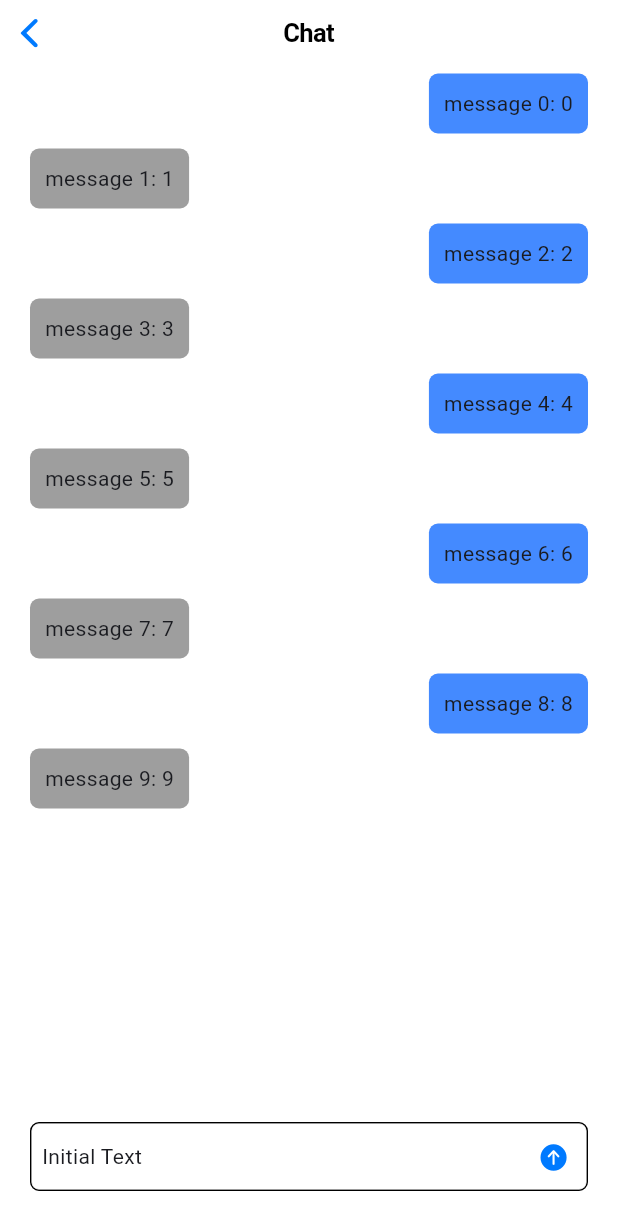
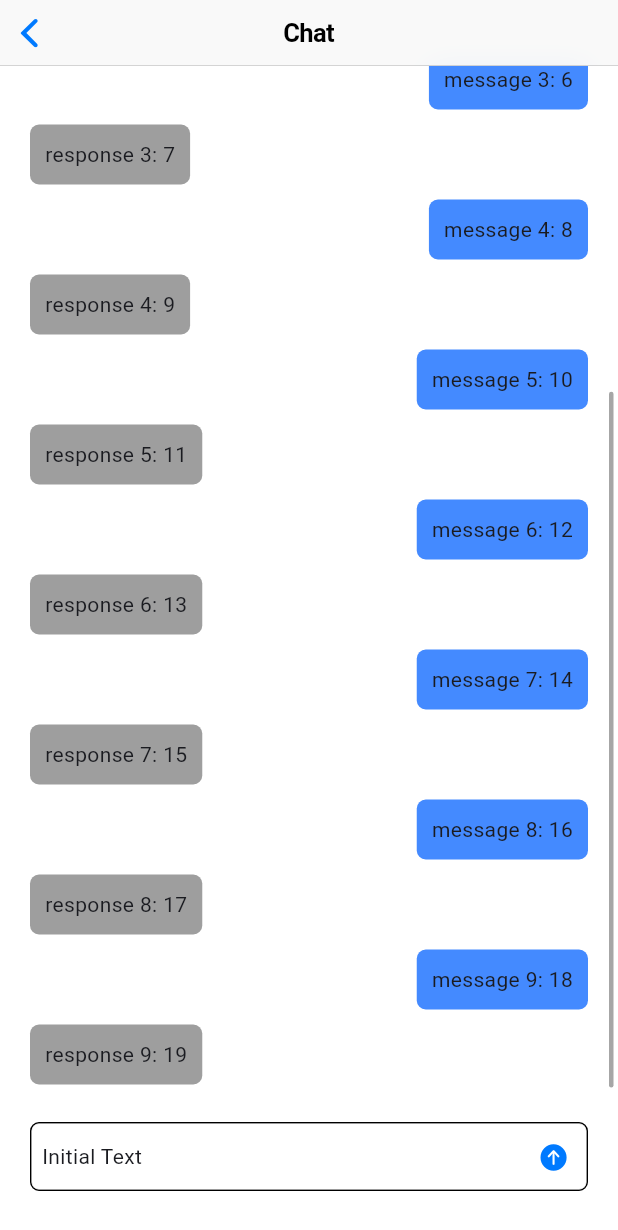
Before and after one commit to ClutchOttoman/BocaChat, a Flutter app: the ChatPage screen opened directly, on a phone screen of 412 x 824 dp. Shown: the top 1230 px of the screen. Run offline on Flutter 3.47's test engine with Material 3 defaults, Android fonts, the phone set to English and light mode, and no system bars; our stand-ins replace shared_preferences; accounts and stored records are empty.

Commit message:
removed graphql and changed conversations to use interactions instead of messages

```diff
--- a/lib/models/ConversationModel.dart
+++ b/lib/models/ConversationModel.dart
@@ -1,24 +1,26 @@
 import 'package:flutter/cupertino.dart';
-import 'package:graphql_flutter/graphql_flutter.dart';
 
 //Models for Conversation and individual ConversationMessages
 class Conversation {
-  late List<ConversationMessage> conversation;
+  //late List<ConversationMessage> conversation;
+  late List<ConversationInteraction> conversation;
   late String topic;
 
   //default constructor
   Conversation({
-    required List<ConversationMessage> messageList,
+    required List<ConversationInteraction> interactionList,
     required String newTopic,
   }) {
-    conversation = List<ConversationMessage>.empty(growable: true);
-    conversation.addAll(messageList);
+    conversation = List<ConversationInteraction>.empty(
+      growable: true,
+    ); //List<ConversationMessage>.empty(growable: true);
+    conversation.addAll(interactionList);
     topic = newTopic;
   }
 
   //private constructor for use when making a conversation fetched from API
   Conversation._create() {
-    conversation = List<ConversationMessage>.empty(growable: true);
+    conversation = List<ConversationInteraction>.empty(growable: true);
     topic = "";
   }
 
@@ -35,9 +37,10 @@ class Conversation {
     conversation.conversation.addAll(
       List.generate(
         10,
-        (i) => ConversationMessage(
-          newMessage: "message $i",
-          isUser: (i % 2 == 0 ? true : false),
+        (i) => ConversationInteraction(
+          id: "id-$i",
+          newPrompt: "message $i",
+          newResponse: "response $i",
         ),
       ),
     );
@@ -46,13 +49,17 @@ class Conversation {
   }
 
   //setter method for adding message to a conversation.
-  void addMessage(ConversationMessage message) {
-    conversation.add(message);
+  void addPrompt(ConversationInteraction interaction) {
+    conversation.add(interaction);
+  }
+
+  void addResponseToLast(String response) {
+    conversation.last.response = response;
   }
 }
 
 //class for individual conversation message
-class ConversationMessage {
+/*class ConversationMessage {
   String message = "";
 
   //denotes if message is from user or sent to user
@@ -63,4 +70,19 @@ class ConversationMessage {
     message += newMessage;
     userMessage = isUser;
   }
+}*/
+
+class ConversationInteraction {
+  String prompt = "";
+  String response = "";
+  String id = "";
+
+  ConversationInteraction({
+    required String id,
+    required String newPrompt,
+    required String newResponse,
+  }) {
+    prompt += newPrompt;
+    response += newResponse;
+  }
 }
--- a/lib/viewModels/ChatViewModel.dart
+++ b/lib/viewModels/ChatViewModel.dart
@@ -14,22 +14,22 @@ const String siteUrl =
 //View model for chat conversations
 //exposes a sink for view elements to add messages to a conversation and streams see if data is loading or present and to read the current state of the conversation
 class ChatViewModel {
-  final _messagesController = StreamController<Conversation>.broadcast();
+  final _conversationController = StreamController<Conversation>.broadcast();
   final _loadingController = StreamController<bool>.broadcast();
 
-  late Conversation _messages;
+  late Conversation _conversation;
 
   ChatViewModel() {
-    _messages = Conversation(messageList: [], newTopic: "");
+    _conversation = Conversation(interactionList: [], newTopic: "");
   }
 
-  Stream<Conversation> get messagesStream => _messagesController.stream;
+  Stream<Conversation> get conversationStream => _conversationController.stream;
 
   Stream<bool> get loadingStream => _loadingController.stream;
 
   static Future<ChatViewModel> createChatViewModel() async {
     var modelView = ChatViewModel();
-    modelView._messages = await Conversation.getConversation(
+    modelView._conversation = await Conversation.getConversation(
       userId: "userId",
       conversationId: "conversationId",
     );
@@ -37,35 +37,37 @@ class ChatViewModel {
   }
 
   void dispose() {
-    _messagesController.close();
+    _conversationController.close();
     _loadingController.close();
   }
 
   //send a message to server for chatbot response
   //puts response in stream for view to read from
-  Future<void> sendMessage(message) async {
+  Future<void> sendPrompt(prompt) async {
     _loadingController.sink.add(true);
-    _messages.addMessage(
-      ConversationMessage(newMessage: message, isUser: true),
+    _conversation.addPrompt(
+      ConversationInteraction(
+        newPrompt: prompt,
+        newResponse: "",
+        id: "id-$prompt",
+      ),
     );
-    _messagesController.sink.add(_messages);
+    _conversationController.sink.add(_conversation);
     try {
       final response = await http.post(
         Uri.parse('$siteUrl/chat'),
         headers: {'Content-Type': 'application/json'},
-        body: jsonEncode({'prompt': message}),
+        body: jsonEncode({'prompt': prompt}),
       );
 
       if (response.statusCode == 200) {
         final data = jsonDecode(response.body);
-        _messages.addMessage(
-          ConversationMessage(newMessage: data['response'], isUser: false),
+        _conversation.addResponseToLast(data['response']);
+        Conversation list = Conversation(
+          interactionList: List.from(_conversation.conversation),
+          newTopic: _conversation.topic,
         );
-        Conversation list = Conversation(
-          messageList: List.from(_messages.conversation),
-          newTopic: _messages.topic,
-        );
-        _messagesController.sink.add(list);
+        _conversationController.sink.add(list);
       } else {
         if (kDebugMode) print('Server error: ${response.statusCode}');
       }
@@ -87,8 +89,8 @@ class ChatViewModel {
         userId: "userId",
         conversationId: "conversationId",
       );
-      _messagesController.sink.add(fetchedConversation);
-      _messages = fetchedConversation;
+      _conversationController.sink.add(fetchedConversation);
+      _conversation = fetchedConversation;
     } catch (e) {
       if (kDebugMode) print('Error: $e');
     }
--- a/lib/views/ChatView.dart
+++ b/lib/views/ChatView.dart
@@ -23,8 +23,8 @@ class ChatView extends StatefulWidget {
 class _ChatViewState extends State<ChatView> {
   //ViewModel to handle conversation information and conversation logic
   final ChatViewModel _viewModel = ChatViewModel();
-  List<ConversationMessage> initialMessageList =
-      List<ConversationMessage>.empty(growable: true);
+  List<ConversationInteraction> initialMessageList =
+      List<ConversationInteraction>.empty(growable: true);
   final TextEditingController _inputController = TextEditingController(
     text: INITIAL_TEXT,
   );
@@ -57,10 +57,10 @@ class _ChatViewState extends State<ChatView> {
         children: [
           Expanded(
             child: StreamBuilder<Conversation>(
-              stream: _viewModel.messagesStream,
-              initialData: Conversation(messageList: [], newTopic: ""),
+              stream: _viewModel.conversationStream,
+              initialData: Conversation(interactionList: [], newTopic: ""),
               builder: (context, snapshot) {
-                final messages = snapshot.data!.conversation;
+                final interactions = snapshot.data!.conversation;
                 WidgetsBinding.instance.addPostFrameCallback((_) {
                   if (_scrollController.hasClients) {
                     _scrollController.animateTo(
@@ -76,9 +76,9 @@ class _ChatViewState extends State<ChatView> {
                   thumbVisibility: true,
                   child: ListView.builder(
                     controller: _scrollController,
-                    itemCount: messages.length,
+                    itemCount: interactions.length * 2,
                     itemBuilder: (context, index) {
-                      if (messages[index].userMessage) {
+                      if (index.isEven) {
                         return Align(
                           alignment: Alignment.centerRight,
                           child: Container(
@@ -94,7 +94,7 @@ class _ChatViewState extends State<ChatView> {
                               borderRadius: BorderRadius.circular(6),
                             ),
                             child: Text(
-                              "${messages[index].message}: $index",
+                              "${interactions[(index / 2).floor()].prompt}: $index",
                               style: textStyle,
                             ),
                           ),
@@ -115,7 +115,7 @@ class _ChatViewState extends State<ChatView> {
                               borderRadius: BorderRadius.circular(6),
                             ),
                             child: Text(
-                              "${messages[index].message}: $index",
+                              "${interactions[(index / 2).floor()].response}: $index",
                               style: textStyle,
                             ),
                           ),
@@ -152,7 +152,7 @@ class _ChatViewState extends State<ChatView> {
                           isLoading
                               ? null
                               : () {
-                                _viewModel.sendMessage(_inputController.text);
+                                _viewModel.sendPrompt(_inputController.text);
                                 _inputController.text = INITIAL_TEXT;
                               },
                       child:
```
Also changed, not shown: lib/main.dart (+5 -15 lines), lib/pages/boca_info_page.dart (+3 -38 lines).
